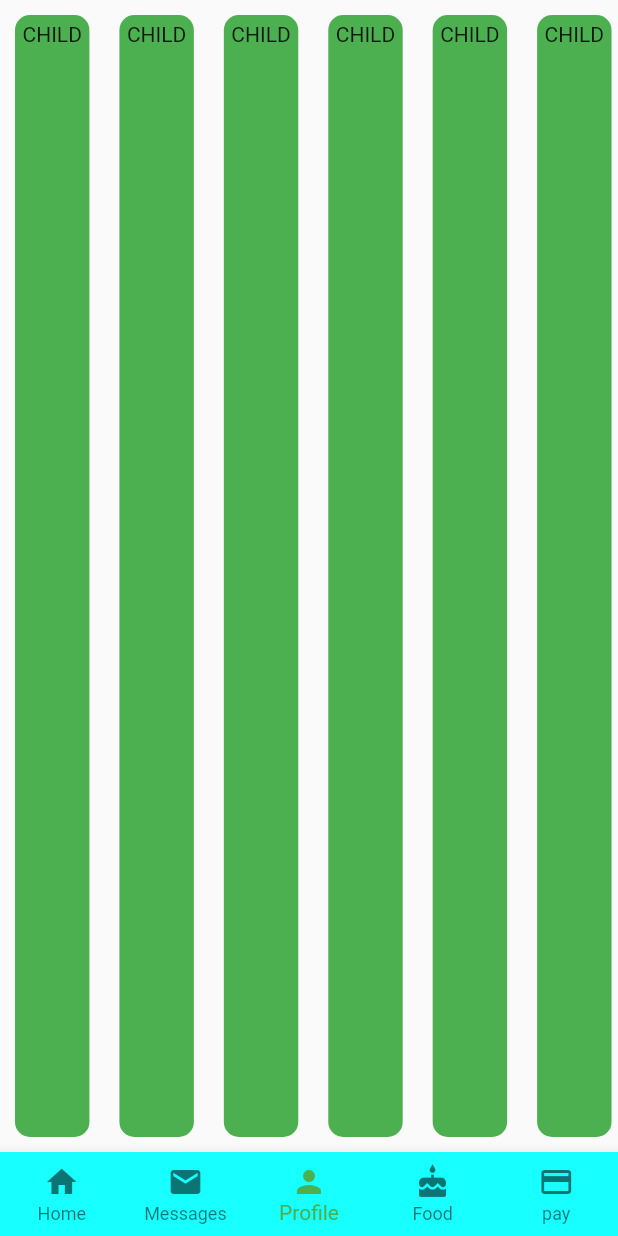
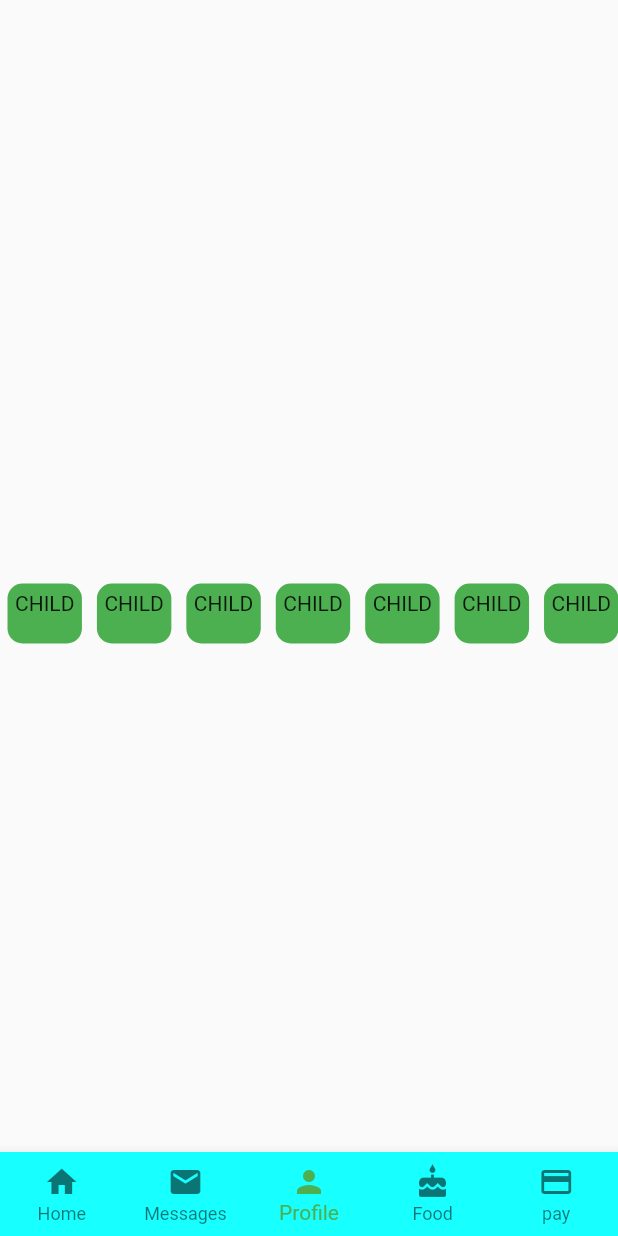
Before and after one commit to njoroge-kelvin/Tour-App, a Flutter app: the screen it shows after launch, item 3 of the bottom bar chosen, on a phone screen of 412 x 824 dp. Run offline on Flutter 3.47's test engine with Material 2 defaults, Android fonts, the phone set to English and light mode, and no system bars; missing offline and left inert: torch.

Commit message:
created horizontal slides

```diff
--- a/lib/Home.dart
+++ b/lib/Home.dart
@@ -73,11 +73,14 @@ class HomeState extends State<Home>{
       child: ShopCategory(),
     ),
     Center(
+      child: Container(
+        margin: EdgeInsets.only(top: 50.0),
+        height: 50,
         child: ListView.builder(
           scrollDirection: Axis.horizontal,
           itemBuilder: (BuildContext context, int index)=> Container(
             child: Text('CHILD'),
-        margin: EdgeInsets.all(10.0),
+          margin: EdgeInsets.all(5.0),
           padding: EdgeInsets.all(5.0),
           decoration: BoxDecoration(
             color: Colors.green,
@@ -86,6 +89,7 @@ class HomeState extends State<Home>{
           ),
         ),
           itemCount: 10,
+        ),
       ),
     ),
     Center(
```
Also changed, not shown: lib/category.dart (+8 -14 lines). Lines whose indentation alone changed are shown as unchanged.
